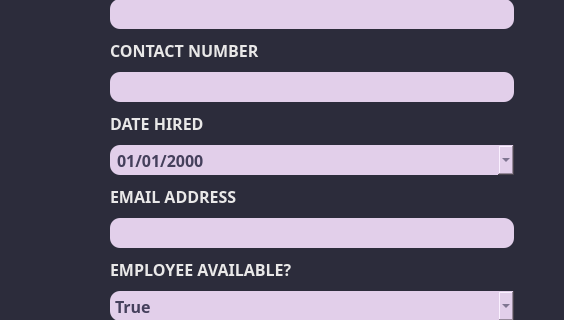
porgarmer/Jeb-s-Salon, file ui_files/add_employee_dialog.ui: the form before one commit; both pictures show x 659 to 1223 and y 91 to 411 of the 1223 by 767 pixel window.
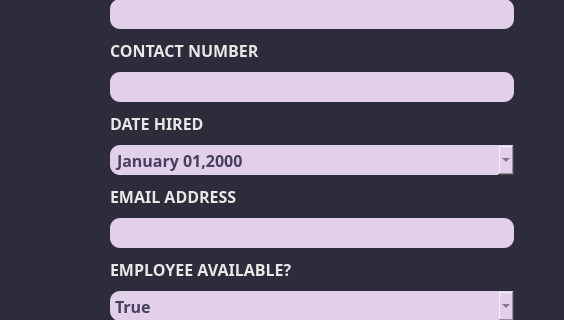
The form after the commit. Icons and pictures are not drawn.

Patch:
```diff
--- a/ui_files/add_employee_dialog.ui
+++ b/ui_files/add_employee_dialog.ui
@@ -521,7 +521,7 @@
             }</string>
               </property>
               <property name="displayFormat">
-               <string>MM/dd/yyyy</string>
+               <string>MMMM dd,yyyy</string>
               </property>
               <property name="calendarPopup">
                <bool>true</bool>
```
